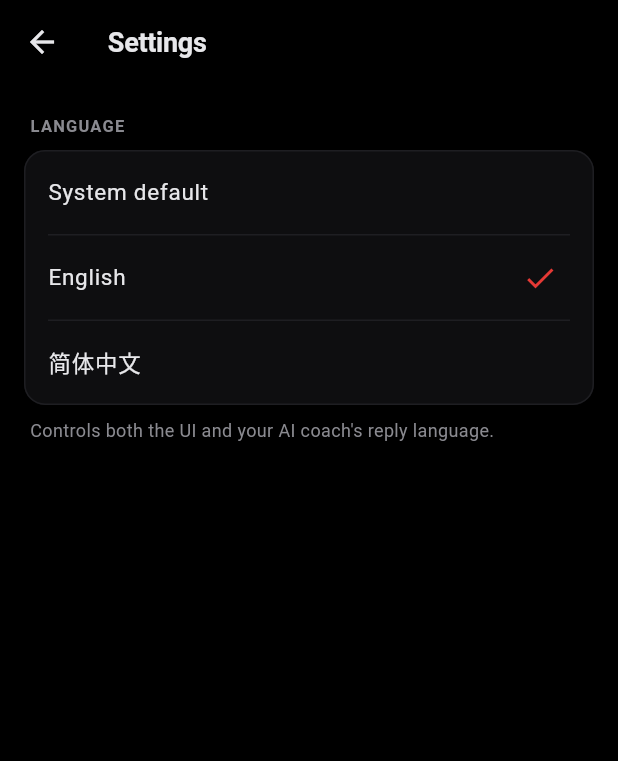
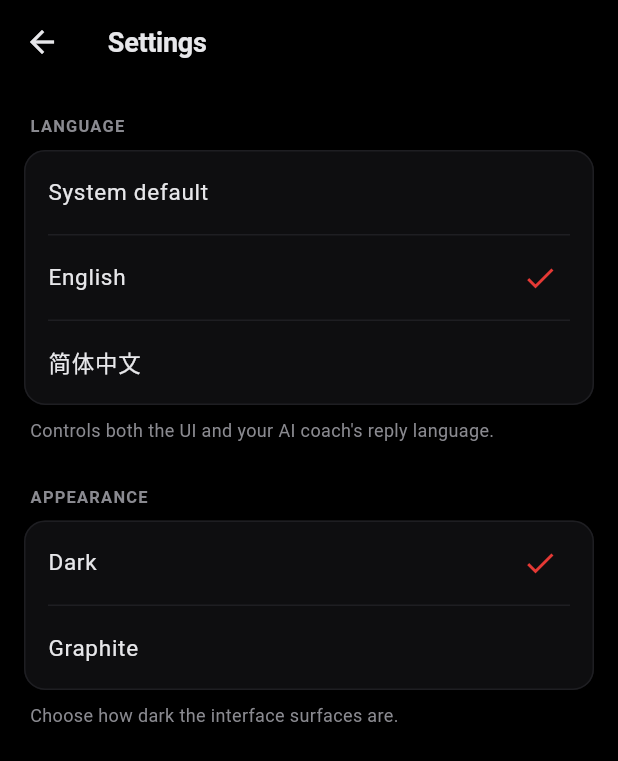
Before and after one commit to jackwangfeng/loss-weight, a Flutter app: the SettingsScreen screen opened directly, after a tap on "English", on a phone screen of 412 x 824 dp. Shown: the top 761 px of the screen. Run offline on Flutter 3.47's test engine with Material 3 defaults, Android fonts, the phone set to English and light mode, and no system bars; our stand-ins replace dio, fl_chart, flutter_markdown, google_sign_in, image_picker, shared_preferences and 1 more; missing offline and left inert: fetch_client, google_sign_in_web; accounts and stored records are empty.

Commit message:
feat(theme): 加"柔和深色"外观变体——设置里切换
- main.dart：抽 _Palette class，两套预设 _paletteDark（#000 / AMOLED）和
  _paletteMedium（#1A1A1C / 石墨灰，白天看不累）；共用 _buildTheme(palette)
  保持 ThemeData 生成逻辑不动
- ThemeProvider（新增）：AppThemeVariant.{dark,medium}，prefs key app.theme
  持久化，启动时 load 恢复
- 设置页加"外观"区块，两档单选，复用原来语言 tile 的视觉风格
- arb + gen-l10n：settingsAppearance / settingsThemeDark / settingsThemeMedium
  / settingsAppearanceDescription
- CLAUDE.md：原来 "Dark only" 硬规矩改写为"两个 Brightness.dark 变体"，
  保留 "不做真正的 light（浅色底 / 深色字是禁区）" 作为兜底

Co-Authored-By: Claude Opus 4.7 (1M context) <noreply@anthropic.com>

```diff
--- a/frontend/lib/l10n/app_en.arb
+++ b/frontend/lib/l10n/app_en.arb
@@ -307,5 +307,9 @@
   "settingsLanguageSystem": "System default",
   "settingsLanguageEnglish": "English",
   "settingsLanguageChinese": "简体中文",
+  "settingsAppearance": "Appearance",
+  "settingsAppearanceDescription": "Choose how dark the interface surfaces are.",
+  "settingsThemeDark": "Dark",
+  "settingsThemeMedium": "Graphite",
   "profileSettings": "Settings"
 }
--- a/frontend/lib/l10n/app_zh.arb
+++ b/frontend/lib/l10n/app_zh.arb
@@ -236,5 +236,9 @@
   "settingsLanguageSystem": "跟随系统",
   "settingsLanguageEnglish": "English",
   "settingsLanguageChinese": "简体中文",
+  "settingsAppearance": "外观",
+  "settingsAppearanceDescription": "选择界面的深浅层级。",
+  "settingsThemeDark": "深黑",
+  "settingsThemeMedium": "柔和深色",
   "profileSettings": "设置"
 }
--- a/frontend/lib/main.dart
+++ b/frontend/lib/main.dart
@@ -5,29 +5,33 @@ import 'package:flutter/services.dart';
 import 'package:provider/provider.dart';
 import 'l10n/generated/app_localizations.dart';
 import 'providers/locale_provider.dart';
+import 'providers/theme_provider.dart';
 import 'providers/user_provider.dart';
 import 'providers/auth_provider.dart';
 import 'screens/home_screen.dart';
 
 Future<void> main() async {
   WidgetsFlutterBinding.ensureInitialized();
-  SystemChrome.setSystemUIOverlayStyle(const SystemUiOverlayStyle(
-    statusBarColor: Colors.transparent,
-    statusBarIconBrightness: Brightness.light,
-    systemNavigationBarColor: Color(0xFF000000),
-    systemNavigationBarIconBrightness: Brightness.light,
-  ));
   if (kIsWeb) {
     SemanticsBinding.instance.ensureSemantics();
   }
   final localeProvider = LocaleProvider();
-  await localeProvider.load();
-  runApp(RecompDailyApp(localeProvider: localeProvider));
+  final themeProvider = ThemeProvider();
+  await Future.wait([localeProvider.load(), themeProvider.load()]);
+  runApp(RecompDailyApp(
+    localeProvider: localeProvider,
+    themeProvider: themeProvider,
+  ));
 }
 
 class RecompDailyApp extends StatelessWidget {
   final LocaleProvider localeProvider;
-  const RecompDailyApp({Key? key, required this.localeProvider}) : super(key: key);
+  final ThemeProvider themeProvider;
+  const RecompDailyApp({
+    Key? key,
+    required this.localeProvider,
+    required this.themeProvider,
+  }) : super(key: key);
 
   @override
   Widget build(BuildContext context) {
@@ -36,184 +40,232 @@ class RecompDailyApp extends StatelessWidget {
         ChangeNotifierProvider(create: (_) => AuthProvider()),
         ChangeNotifierProvider(create: (_) => UserProvider()),
         ChangeNotifierProvider<LocaleProvider>.value(value: localeProvider),
+        ChangeNotifierProvider<ThemeProvider>.value(value: themeProvider),
       ],
-      child: Consumer<LocaleProvider>(
-        builder: (context, locale, _) => MaterialApp(
+      child: Consumer2<LocaleProvider, ThemeProvider>(
+        builder: (context, locale, themePref, _) {
+          final palette = themePref.variant == AppThemeVariant.medium
+              ? _paletteMedium
+              : _paletteDark;
+          // System chrome picks up whichever scaffold bg we're on so the
+          // status bar / nav bar blend in.
+          SystemChrome.setSystemUIOverlayStyle(SystemUiOverlayStyle(
+            statusBarColor: Colors.transparent,
+            statusBarIconBrightness: Brightness.light,
+            systemNavigationBarColor: palette.bg,
+            systemNavigationBarIconBrightness: Brightness.light,
+          ));
+          return MaterialApp(
             onGenerateTitle: (ctx) => AppLocalizations.of(ctx).appTitle,
             debugShowCheckedModeBanner: false,
             themeMode: ThemeMode.dark,
-          darkTheme: _buildTheme(),
-          theme: _buildTheme(),
+            darkTheme: _buildTheme(palette),
+            theme: _buildTheme(palette),
             locale: locale.locale, // null = follow system
             localizationsDelegates: AppLocalizations.localizationsDelegates,
             supportedLocales: AppLocalizations.supportedLocales,
             home: const HomeScreen(),
-        ),
+          );
+        },
       ),
     );
   }
 }
 
 // ============================================================================
-//  Theme — dark, compact, data-dense. Black surfaces + single red accent.
+//  Theme — two dark variants (pure black vs graphite). Same red accent.
 //  Typography: tight letter-spacing, reduced weight contrast, numeric-friendly.
 // ============================================================================
 
-const _bg           = Color(0xFF000000);  // Scaffold
-const _surface      = Color(0xFF0E0E10);  // Card / AppBar
-const _surfaceHi    = Color(0xFF1A1A1D);  // Input bg, raised card
-const _surfaceHiHi  = Color(0xFF242428);  // Pressed / hover
-const _outline      = Color(0xFF2A2A2E);
-const _outlineSoft  = Color(0xFF1E1E22);
-const _onSurface    = Color(0xFFE7E7EA);
-const _muted        = Color(0xFF8A8A90);
-const _accent       = Color(0xFFE53935);  // signal red
-const _onAccent     = Color(0xFFFFFFFF);
+class _Palette {
+  final Color bg;           // Scaffold
+  final Color surface;      // Card / AppBar
+  final Color surfaceHi;    // Input bg, raised card
+  final Color surfaceHiHi;  // Pressed / hover
+  final Color outline;
+  final Color outlineSoft;
+  final Color onSurface;
+  final Color muted;
+  final Color accent = const Color(0xFFE53935);
+  final Color onAccent = const Color(0xFFFFFFFF);
+  const _Palette({
+    required this.bg,
+    required this.surface,
+    required this.surfaceHi,
+    required this.surfaceHiHi,
+    required this.outline,
+    required this.outlineSoft,
+    required this.onSurface,
+    required this.muted,
+  });
+}
 
-ThemeData _buildTheme() {
-  const scheme = ColorScheme(
+const _paletteDark = _Palette(
+  bg:           Color(0xFF000000),
+  surface:      Color(0xFF0E0E10),
+  surfaceHi:    Color(0xFF1A1A1D),
+  surfaceHiHi:  Color(0xFF242428),
+  outline:      Color(0xFF2A2A2E),
+  outlineSoft:  Color(0xFF1E1E22),
+  onSurface:    Color(0xFFE7E7EA),
+  muted:        Color(0xFF8A8A90),
+);
+
+const _paletteMedium = _Palette(
+  bg:           Color(0xFF1A1A1C),
+  surface:      Color(0xFF26262A),
+  surfaceHi:    Color(0xFF32323A),
+  surfaceHiHi:  Color(0xFF40404A),
+  outline:      Color(0xFF48484F),
+  outlineSoft:  Color(0xFF323238),
+  onSurface:    Color(0xFFECECEF),
+  muted:        Color(0xFFA2A2A8),
+);
+
+ThemeData _buildTheme(_Palette p) {
+  final scheme = ColorScheme(
     brightness: Brightness.dark,
-    primary: _accent,
-    onPrimary: _onAccent,
-    secondary: _accent,
-    onSecondary: _onAccent,
-    error: _accent,
-    onError: _onAccent,
-    surface: _surface,
-    onSurface: _onSurface,
-    surfaceContainerLowest: _bg,
-    surfaceContainerLow: _surface,
-    surfaceContainer: _surfaceHi,
-    surfaceContainerHigh: _surfaceHi,
-    surfaceContainerHighest: _surfaceHiHi,
-    onSurfaceVariant: _muted,
-    outline: _outline,
-    outlineVariant: _outlineSoft,
-    inverseSurface: _onSurface,
-    onInverseSurface: _bg,
-    inversePrimary: _accent,
+    primary: p.accent,
+    onPrimary: p.onAccent,
+    secondary: p.accent,
+    onSecondary: p.onAccent,
+    error: p.accent,
+    onError: p.onAccent,
+    surface: p.surface,
+    onSurface: p.onSurface,
+    surfaceContainerLowest: p.bg,
+    surfaceContainerLow: p.surface,
+    surfaceContainer: p.surfaceHi,
+    surfaceContainerHigh: p.surfaceHi,
+    surfaceContainerHighest: p.surfaceHiHi,
+    onSurfaceVariant: p.muted,
+    outline: p.outline,
+    outlineVariant: p.outlineSoft,
+    inverseSurface: p.onSurface,
+    onInverseSurface: p.bg,
+    inversePrimary: p.accent,
   );
 
   final base = ThemeData(
     useMaterial3: true,
     brightness: Brightness.dark,
     colorScheme: scheme,
-    scaffoldBackgroundColor: _bg,
+    scaffoldBackgroundColor: p.bg,
     splashFactory: NoSplash.splashFactory,
     highlightColor: Colors.transparent,
     fontFamily: null, // use platform default sans-serif
   );
 
   // Tightened, numeric-friendly typography.
-  // NOTE: each TextStyle sets `color: _onSurface` explicitly — if you only
+  // NOTE: each TextStyle sets `color:` explicitly — if you only
   // call `.apply(bodyColor: ...)` and then `.copyWith(bodyLarge: TextStyle(...))`,
   // the copyWith REPLACES the style whole and the color from apply is lost,
-  // which leaks black-on-black into TextField input text on dark theme.
+  // which leaks black-on-black into TextField input text.
   final tt = base.textTheme.copyWith(
-    displayLarge:  const TextStyle(color: _onSurface, fontWeight: FontWeight.w700, letterSpacing: -1.0, height: 1.1),
-    displayMedium: const TextStyle(color: _onSurface, fontWeight: FontWeight.w700, letterSpacing: -0.5, height: 1.15),
-    headlineLarge: const TextStyle(color: _onSurface, fontWeight: FontWeight.w600, letterSpacing: -0.3),
-    headlineMedium:const TextStyle(color: _onSurface, fontWeight: FontWeight.w600, letterSpacing: -0.2),
-    titleLarge:    const TextStyle(color: _onSurface, fontWeight: FontWeight.w600, letterSpacing: -0.1),
-    titleMedium:   const TextStyle(color: _onSurface, fontWeight: FontWeight.w600),
-    titleSmall:    const TextStyle(color: _onSurface, fontWeight: FontWeight.w600),
-    bodyLarge:     const TextStyle(color: _onSurface, fontSize: 15, height: 1.45),
-    bodyMedium:    const TextStyle(color: _onSurface, fontSize: 14, height: 1.45),
-    bodySmall:     const TextStyle(color: _muted, fontSize: 12, height: 1.4),
-    labelLarge:    const TextStyle(color: _onSurface, fontWeight: FontWeight.w600, letterSpacing: 0.2),
-    labelMedium:   const TextStyle(color: _onSurface, fontWeight: FontWeight.w600, letterSpacing: 0.2),
-    labelSmall:    const TextStyle(color: _muted, fontSize: 11, letterSpacing: 0.4),
+    displayLarge:  TextStyle(color: p.onSurface, fontWeight: FontWeight.w700, letterSpacing: -1.0, height: 1.1),
+    displayMedium: TextStyle(color: p.onSurface, fontWeight: FontWeight.w700, letterSpacing: -0.5, height: 1.15),
+    headlineLarge: TextStyle(color: p.onSurface, fontWeight: FontWeight.w600, letterSpacing: -0.3),
+    headlineMedium:TextStyle(color: p.onSurface, fontWeight: FontWeight.w600, letterSpacing: -0.2),
+    titleLarge:    TextStyle(color: p.onSurface, fontWeight: FontWeight.w600, letterSpacing: -0.1),
+    titleMedium:   TextStyle(color: p.onSurface, fontWeight: FontWeight.w600),
+    titleSmall:    TextStyle(color: p.onSurface, fontWeight: FontWeight.w600),
+    bodyLarge:     TextStyle(color: p.onSurface, fontSize: 15, height: 1.45),
+    bodyMedium:    TextStyle(color: p.onSurface, fontSize: 14, height: 1.45),
+    bodySmall:     TextStyle(color: p.muted, fontSize: 12, height: 1.4),
+    labelLarge:    TextStyle(color: p.onSurface, fontWeight: FontWeight.w600, letterSpacing: 0.2),
+    labelMedium:   TextStyle(color: p.onSurface, fontWeight: FontWeight.w600, letterSpacing: 0.2),
+    labelSmall:    TextStyle(color: p.muted, fontSize: 11, letterSpacing: 0.4),
   );
 
   return base.copyWith(
     textTheme: tt,
     primaryTextTheme: tt,
-    textSelectionTheme: const TextSelectionThemeData(
-      cursorColor: _accent,
-      selectionColor: Color(0x40E53935),
-      selectionHandleColor: _accent,
+    textSelectionTheme: TextSelectionThemeData(
+      cursorColor: p.accent,
+      selectionColor: p.accent.withValues(alpha: 0.25),
+      selectionHandleColor: p.accent,
     ),
-    appBarTheme: const AppBarTheme(
-      backgroundColor: _bg,
+    appBarTheme: AppBarTheme(
+      backgroundColor: p.bg,
       surfaceTintColor: Colors.transparent,
-      foregroundColor: _onSurface,
+      foregroundColor: p.onSurface,
       centerTitle: false,
       elevation: 0,
       scrolledUnderElevation: 0,
       titleTextStyle: TextStyle(
-        color: _onSurface,
+        color: p.onSurface,
         fontSize: 18,
         fontWeight: FontWeight.w600,
         letterSpacing: -0.2,
       ),
     ),
     cardTheme: CardThemeData(
-      color: _surface,
+      color: p.surface,
       surfaceTintColor: Colors.transparent,
       elevation: 0,
       margin: EdgeInsets.zero,
       shape: RoundedRectangleBorder(
         borderRadius: BorderRadius.circular(14),
-        side: const BorderSide(color: _outlineSoft, width: 1),
+        side: BorderSide(color: p.outlineSoft, width: 1),
       ),
     ),
-    dividerTheme: const DividerThemeData(color: _outlineSoft, space: 1, thickness: 1),
-    listTileTheme: const ListTileThemeData(
-      iconColor: _muted,
-      textColor: _onSurface,
+    dividerTheme: DividerThemeData(color: p.outlineSoft, space: 1, thickness: 1),
+    listTileTheme: ListTileThemeData(
+      iconColor: p.muted,
+      textColor: p.onSurface,
     ),
-    iconTheme: const IconThemeData(color: _onSurface),
+    iconTheme: IconThemeData(color: p.onSurface),
     navigationBarTheme: NavigationBarThemeData(
-      backgroundColor: _surface,
+      backgroundColor: p.surface,
       surfaceTintColor: Colors.transparent,
-      indicatorColor: _accent.withValues(alpha: 0.12),
-      iconTheme: WidgetStatePropertyAll(const IconThemeData(color: _muted)),
+      indicatorColor: p.accent.withValues(alpha: 0.12),
+      iconTheme: WidgetStatePropertyAll(IconThemeData(color: p.muted)),
       labelTextStyle: WidgetStatePropertyAll(
         const TextStyle(fontSize: 11, fontWeight: FontWeight.w600, letterSpacing: 0.2),
       ),
       height: 64,
     ),
-    tabBarTheme: const TabBarThemeData(
-      labelColor: _onSurface,
-      unselectedLabelColor: _muted,
-      indicatorColor: _accent,
-      dividerColor: _outlineSoft,
-      labelStyle: TextStyle(fontWeight: FontWeight.w600, letterSpacing: 0.2),
-      unselectedLabelStyle: TextStyle(fontWeight: FontWeight.w500),
+    tabBarTheme: TabBarThemeData(
+      labelColor: p.onSurface,
+      unselectedLabelColor: p.muted,
+      indicatorColor: p.accent,
+      dividerColor: p.outlineSoft,
+      labelStyle: const TextStyle(fontWeight: FontWeight.w600, letterSpacing: 0.2),
+      unselectedLabelStyle: const TextStyle(fontWeight: FontWeight.w500),
     ),
     inputDecorationTheme: InputDecorationTheme(
       filled: true,
-      fillColor: _surfaceHi,
-      hintStyle: const TextStyle(color: _muted),
-      labelStyle: const TextStyle(color: _muted),
+      fillColor: p.surfaceHi,
+      hintStyle: TextStyle(color: p.muted),
+      labelStyle: TextStyle(color: p.muted),
       border: OutlineInputBorder(
         borderRadius: BorderRadius.circular(10),
-        borderSide: const BorderSide(color: _outline),
+        borderSide: BorderSide(color: p.outline),
       ),
       enabledBorder: OutlineInputBorder(
         borderRadius: BorderRadius.circular(10),
-        borderSide: const BorderSide(color: _outline),
+        borderSide: BorderSide(color: p.outline),
       ),
       focusedBorder: OutlineInputBorder(
         borderRadius: BorderRadius.circular(10),
-        borderSide: const BorderSide(color: _accent, width: 1.4),
+        borderSide: BorderSide(color: p.accent, width: 1.4),
       ),
       contentPadding: const EdgeInsets.symmetric(horizontal: 14, vertical: 12),
     ),
     filledButtonTheme: FilledButtonThemeData(
       style: FilledButton.styleFrom(
-        backgroundColor: _accent,
-        foregroundColor: _onAccent,
-        disabledBackgroundColor: _surfaceHi,
-        disabledForegroundColor: _muted,
+        backgroundColor: p.accent,
+        foregroundColor: p.onAccent,
+        disabledBackgroundColor: p.surfaceHi,
+        disabledForegroundColor: p.muted,
         textStyle: const TextStyle(fontWeight: FontWeight.w600, letterSpacing: 0.2),
         shape: RoundedRectangleBorder(borderRadius: BorderRadius.circular(10)),
       ),
     ),
     elevatedButtonTheme: ElevatedButtonThemeData(
       style: ElevatedButton.styleFrom(
-        backgroundColor: _accent,
-        foregroundColor: _onAccent,
+        backgroundColor: p.accent,
+        foregroundColor: p.onAccent,
         elevation: 0,
         textStyle: const TextStyle(fontWeight: FontWeight.w600, letterSpacing: 0.2),
         shape: RoundedRectangleBorder(borderRadius: BorderRadius.circular(10)),
@@ -221,39 +273,39 @@ ThemeData _buildTheme() {
     ),
     outlinedButtonTheme: OutlinedButtonThemeData(
       style: OutlinedButton.styleFrom(
-        foregroundColor: _onSurface,
-        side: const BorderSide(color: _outline),
+        foregroundColor: p.onSurface,
+        side: BorderSide(color: p.outline),
         shape: RoundedRectangleBorder(borderRadius: BorderRadius.circular(10)),
       ),
     ),
     textButtonTheme: TextButtonThemeData(
       style: TextButton.styleFrom(
-        foregroundColor: _accent,
+        foregroundColor: p.accent,
         textStyle: const TextStyle(fontWeight: FontWeight.w600),
       ),
     ),
-    snackBarTheme: const SnackBarThemeData(
-      backgroundColor: _surfaceHiHi,
-      contentTextStyle: TextStyle(color: _onSurface),
+    snackBarTheme: SnackBarThemeData(
+      backgroundColor: p.surfaceHiHi,
+      contentTextStyle: TextStyle(color: p.onSurface),
       behavior: SnackBarBehavior.floating,
     ),
     dialogTheme: DialogThemeData(
-      backgroundColor: _surface,
+      backgroundColor: p.surface,
       surfaceTintColor: Colors.transparent,
-      titleTextStyle: const TextStyle(
-          color: _onSurface, fontSize: 17, fontWeight: FontWeight.w600),
-      contentTextStyle: const TextStyle(color: _onSurface, fontSize: 14, height: 1.45),
+      titleTextStyle: TextStyle(
+          color: p.onSurface, fontSize: 17, fontWeight: FontWeight.w600),
+      contentTextStyle: TextStyle(color: p.onSurface, fontSize: 14, height: 1.45),
       shape: RoundedRectangleBorder(borderRadius: BorderRadius.circular(14)),
     ),
-    bottomSheetTheme: const BottomSheetThemeData(
-      backgroundColor: _surface,
+    bottomSheetTheme: BottomSheetThemeData(
+      backgroundColor: p.surface,
       surfaceTintColor: Colors.transparent,
-      modalBackgroundColor: _surface,
+      modalBackgroundColor: p.surface,
     ),
-    progressIndicatorTheme: const ProgressIndicatorThemeData(
-      color: _accent,
-      linearTrackColor: _outlineSoft,
-      circularTrackColor: _outlineSoft,
+    progressIndicatorTheme: ProgressIndicatorThemeData(
+      color: p.accent,
+      linearTrackColor: p.outlineSoft,
+      circularTrackColor: p.outlineSoft,
     ),
   );
 }
--- /dev/null
+++ b/frontend/lib/providers/theme_provider.dart
@@ -0,0 +1,31 @@
+import 'package:flutter/material.dart';
+import 'package:shared_preferences/shared_preferences.dart';
+
+/// 两档外观：`dark` 是原来的纯黑（scaffold #000，AMOLED 友好），`medium`
+/// 是柔和深色（scaffold #1A1A1C，白天看不累）。都是 Brightness.dark —
+/// 文字还是浅色，这里只是调 surface 层级的深浅。
+enum AppThemeVariant { dark, medium }
+
+class ThemeProvider extends ChangeNotifier {
+  static const _prefsKey = 'app.theme';
+
+  AppThemeVariant _variant = AppThemeVariant.dark;
+  AppThemeVariant get variant => _variant;
+
+  Future<void> load() async {
+    final prefs = await SharedPreferences.getInstance();
+    final stored = prefs.getString(_prefsKey);
+    if (stored == 'medium') {
+      _variant = AppThemeVariant.medium;
+      notifyListeners();
+    }
+  }
+
+  Future<void> setVariant(AppThemeVariant v) async {
+    if (_variant == v) return;
+    _variant = v;
+    final prefs = await SharedPreferences.getInstance();
+    await prefs.setString(_prefsKey, v.name);
+    notifyListeners();
+  }
+}
--- a/frontend/lib/screens/settings_screen.dart
+++ b/frontend/lib/screens/settings_screen.dart
@@ -2,9 +2,10 @@ import 'package:flutter/material.dart';
 import 'package:provider/provider.dart';
 import '../l10n/generated/app_localizations.dart';
 import '../providers/locale_provider.dart';
+import '../providers/theme_provider.dart';
 
-/// Settings page. Currently only language selection; the page exists as the
-/// landing surface for future preferences (theme, units, notifications, etc.).
+/// Settings page. Language + appearance today; landing surface for future
+/// preferences (units, notifications, etc.).
 class SettingsScreen extends StatelessWidget {
   const SettingsScreen({Key? key}) : super(key: key);
 
@@ -13,6 +14,7 @@ class SettingsScreen extends StatelessWidget {
     final l10n = AppLocalizations.of(context);
     final scheme = Theme.of(context).colorScheme;
     final localeProvider = context.watch<LocaleProvider>();
+    final themeProvider = context.watch<ThemeProvider>();
 
     // null = "follow system"; Locale('en')/Locale('zh') are explicit overrides.
     final current = localeProvider.locale?.languageCode;
@@ -26,19 +28,19 @@ class SettingsScreen extends StatelessWidget {
           Card(
             child: Column(
               children: [
-                _LanguageTile(
+                _SelectTile(
                   label: l10n.settingsLanguageSystem,
                   selected: current == null,
                   onTap: () => localeProvider.setLanguageCode(null),
                 ),
                 _divider(scheme),
-                _LanguageTile(
+                _SelectTile(
                   label: l10n.settingsLanguageEnglish,
                   selected: current == 'en',
                   onTap: () => localeProvider.setLanguageCode('en'),
                 ),
                 _divider(scheme),
-                _LanguageTile(
+                _SelectTile(
                   label: l10n.settingsLanguageChinese,
                   selected: current == 'zh',
                   onTap: () => localeProvider.setLanguageCode('zh'),
@@ -51,6 +53,38 @@ class SettingsScreen extends StatelessWidget {
             padding: const EdgeInsets.symmetric(horizontal: 4),
             child: Text(
               l10n.settingsLanguageDescription,
+              style: TextStyle(
+                fontSize: 12,
+                color: scheme.onSurfaceVariant,
+              ),
+            ),
+          ),
+          const SizedBox(height: 24),
+          _sectionHeader(context, l10n.settingsAppearance),
+          Card(
+            child: Column(
+              children: [
+                _SelectTile(
+                  label: l10n.settingsThemeDark,
+                  selected: themeProvider.variant == AppThemeVariant.dark,
+                  onTap: () =>
+                      themeProvider.setVariant(AppThemeVariant.dark),
+                ),
+                _divider(scheme),
+                _SelectTile(
+                  label: l10n.settingsThemeMedium,
+                  selected: themeProvider.variant == AppThemeVariant.medium,
+                  onTap: () =>
+                      themeProvider.setVariant(AppThemeVariant.medium),
+                ),
+              ],
+            ),
+          ),
+          const SizedBox(height: 8),
+          Padding(
+            padding: const EdgeInsets.symmetric(horizontal: 4),
+            child: Text(
+              l10n.settingsAppearanceDescription,
               style: TextStyle(
                 fontSize: 12,
                 color: scheme.onSurfaceVariant,
@@ -79,11 +113,11 @@ class SettingsScreen extends StatelessWidget {
       Divider(height: 1, color: s.outlineVariant, indent: 16, endIndent: 16);
 }
 
-class _LanguageTile extends StatelessWidget {
+class _SelectTile extends StatelessWidget {
   final String label;
   final bool selected;
   final VoidCallback onTap;
-  const _LanguageTile({
+  const _SelectTile({
     required this.label,
     required this.selected,
     required this.onTap,
```
Also changed, not shown: frontend/lib/l10n/generated/app_localizations.dart, frontend/lib/l10n/generated/app_localizations_en.dart, frontend/lib/l10n/generated/app_localizations_zh.dart, 1 other file. Lines whose indentation alone changed are shown as unchanged.
